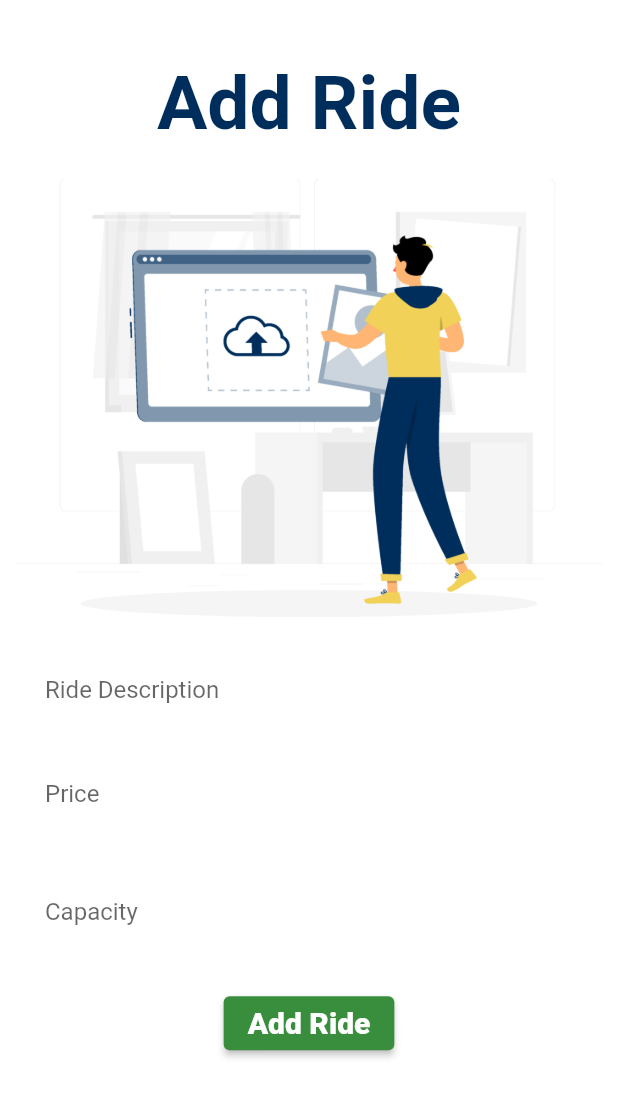
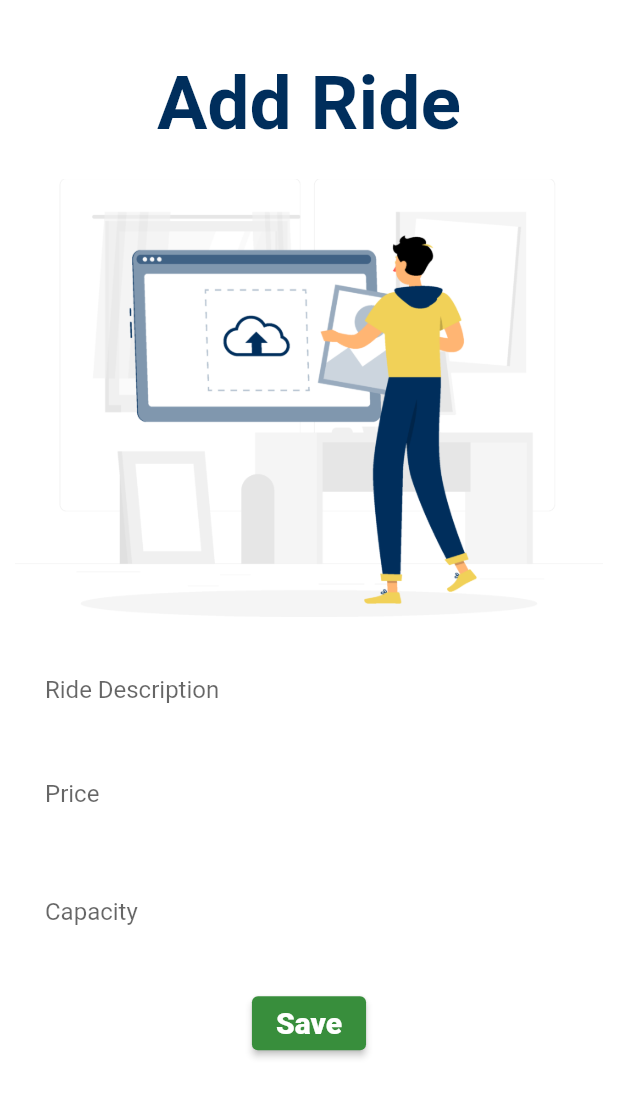
Before and after one commit to khaleddsaadd/Nile-Tubing-Mobile-App, a Flutter app: the AddRide screen opened directly, on a phone screen of 412 x 824 dp. Shown: the top 1097 px of the screen. Run offline on Flutter 3.47's test engine with Material 2 defaults, Android fonts, the phone set to English and light mode, and no system bars; our stand-ins replace cloud_firestore, firebase_auth, firebase_core; accounts and stored records are empty.

Commit message:
Save Buttons

```diff
--- a/nile_tubing_app/lib/screens/AdminAdd.dart
+++ b/nile_tubing_app/lib/screens/AdminAdd.dart
@@ -201,7 +201,7 @@ class _AddRideState extends State<AddRide> {
                             MaterialStateProperty.all(Colors.green[700]),
                       ),
                       child: Text(
-                        'Add Ride',
+                        'Save',
                         style: TextStyle(
                           fontWeight: FontWeight.w800,
                           fontSize: 20,
```
